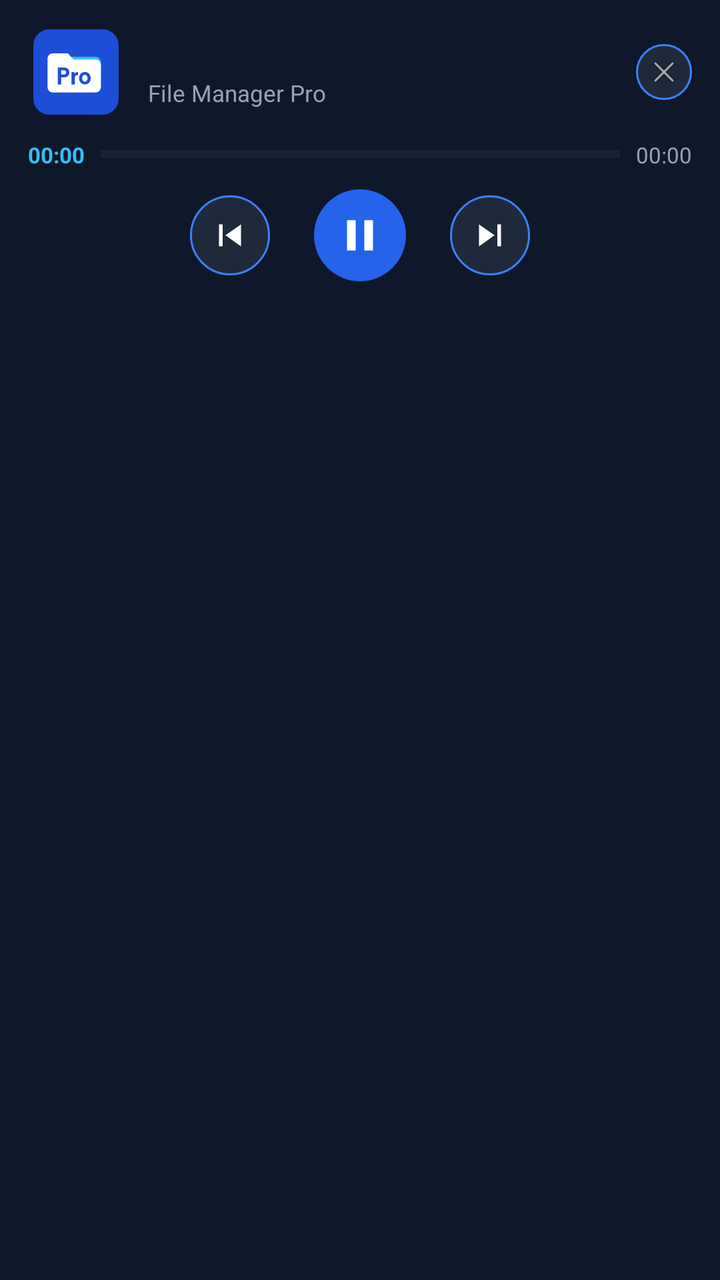
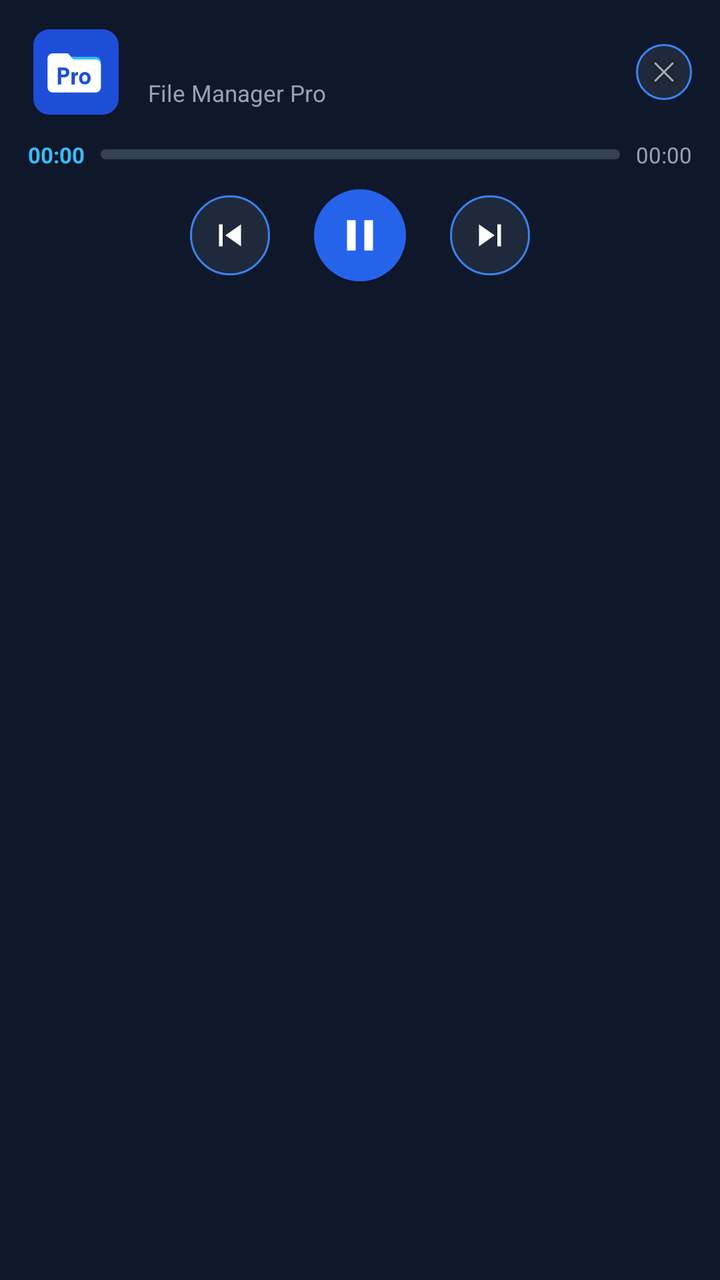

An Android layout rendered at two revisions. The XML below is the earlier revision; the diff shows what the commit changed to produce the second picture.
<!-- AndroidManifest.xml: application theme Theme.FileManagerPro -->
<!-- res/layout/notif_audio_expanded.xml -->
<?xml version="1.0" encoding="utf-8"?>
<LinearLayout xmlns:android="http://schemas.android.com/apk/res/android"
    android:id="@+id/notifRootExpanded"
    android:layout_width="match_parent"
    android:layout_height="wrap_content"
    android:background="#0F172A"
    android:layoutDirection="ltr"
    android:orientation="vertical"
    android:paddingStart="14dp"
    android:paddingTop="12dp"
    android:paddingEnd="14dp"
    android:paddingBottom="12dp">

    
    <LinearLayout
        android:layout_width="match_parent"
        android:layout_height="wrap_content"
        android:gravity="center_vertical"
        android:layoutDirection="ltr"
        android:orientation="horizontal">

        <ImageView
            android:id="@+id/ivNotifArt"
            android:layout_width="48dp"
            android:layout_height="48dp"
            android:scaleType="centerCrop"
            android:src="@drawable/ic_app_logo" />

        <LinearLayout
            android:layout_width="0dp"
            android:layout_height="wrap_content"
            android:layout_marginLeft="12dp"
            android:layout_marginRight="8dp"
            android:layout_weight="1"
            android:orientation="vertical">

            <TextView
                android:id="@+id/tvNotifTitle"
                android:layout_width="match_parent"
                android:layout_height="wrap_content"
                android:ellipsize="end"
                android:maxLines="1"
                android:textColor="#FFFFFF"
                android:textDirection="anyRtl"
                android:textSize="14sp"
                android:textStyle="bold" />

            <TextView
                android:id="@+id/tvNotifSub"
                android:layout_width="match_parent"
                android:layout_height="wrap_content"
                android:layout_marginTop="2dp"
                android:ellipsize="end"
                android:maxLines="1"
                android:text="File Manager Pro"
                android:textColor="#94A3B8"
                android:textDirection="ltr"
                android:textSize="11.5sp" />
        </LinearLayout>

        <ImageButton
            android:id="@+id/btnNotifClose"
            android:layout_width="28dp"
            android:layout_height="28dp"
            android:background="@drawable/bg_notif_btn"
            android:contentDescription="עצור"
            android:padding="5dp"
            android:scaleType="fitCenter"
            android:src="@android:drawable/ic_menu_close_clear_cancel" />
    </LinearLayout>

    
    <LinearLayout
        android:layout_width="match_parent"
        android:layout_height="wrap_content"
        android:layout_marginTop="10dp"
        android:gravity="center_vertical"
        android:layoutDirection="ltr"
        android:orientation="horizontal">

        <TextView
            android:id="@+id/tvNotifPos"
            android:layout_width="wrap_content"
            android:layout_height="wrap_content"
            android:text="00:00"
            android:textColor="#38BDF8"
            android:textSize="11sp"
            android:textStyle="bold" />

        <ProgressBar
            android:id="@+id/pbNotifProgress"
            style="?android:attr/progressBarStyleHorizontal"
            android:layout_width="0dp"
            android:layout_height="5dp"
            android:layout_marginLeft="8dp"
            android:layout_marginRight="8dp"
            android:layout_weight="1"
            android:layoutDirection="ltr"
            android:max="1000"
            android:progress="0"
            android:progressBackgroundTint="#334155"
            android:progressTint="#38BDF8" />

        <TextView
            android:id="@+id/tvNotifDur"
            android:layout_width="wrap_content"
            android:layout_height="wrap_content"
            android:text="00:00"
            android:textColor="#94A3B8"
            android:textSize="11sp" />
    </LinearLayout>

    
    <LinearLayout
        android:layout_width="match_parent"
        android:layout_height="wrap_content"
        android:layout_marginTop="10dp"
        android:gravity="center"
        android:layoutDirection="ltr"
        android:orientation="horizontal">

        <ImageButton
            android:id="@+id/btnNotifPrev"
            android:layout_width="40dp"
            android:layout_height="40dp"
            android:background="@drawable/bg_notif_btn"
            android:contentDescription="הקודם"
            android:padding="9dp"
            android:scaleType="fitCenter"
            android:src="@drawable/ic_skip_prev" />

        <ImageButton
            android:id="@+id/btnNotifPlayPause"
            android:layout_width="46dp"
            android:layout_height="46dp"
            android:layout_marginLeft="22dp"
            android:layout_marginRight="22dp"
            android:background="@drawable/bg_notif_btn_primary"
            android:contentDescription="השהה"
            android:padding="10dp"
            android:scaleType="fitCenter"
            android:src="@drawable/ic_pause" />

        <ImageButton
            android:id="@+id/btnNotifNext"
            android:layout_width="40dp"
            android:layout_height="40dp"
            android:background="@drawable/bg_notif_btn"
            android:contentDescription="הבא"
            android:padding="9dp"
            android:scaleType="fitCenter"
            android:src="@drawable/ic_skip_next" />
    </LinearLayout>
</LinearLayout>
<!-- resources referenced by this layout -->
<resources>
  <!-- drawable bg_notif_btn (drawable) -->
  <?xml version="1.0" encoding="utf-8"?>
  <shape xmlns:android="http://schemas.android.com/apk/res/android"
      android:shape="oval">
      <solid android:color="#1E293B" />
      <stroke
          android:width="1dp"
          android:color="#3B82F6" />
  </shape>
  <!-- drawable bg_notif_btn_primary (drawable) -->
  <?xml version="1.0" encoding="utf-8"?>
  <shape xmlns:android="http://schemas.android.com/apk/res/android"
      android:shape="oval">
      <solid android:color="#2563EB" />
  </shape>
  <!-- drawable ic_app_logo (drawable) -->
  <?xml version="1.0" encoding="utf-8"?>
  <vector xmlns:android="http://schemas.android.com/apk/res/android"
      android:width="48dp"
      android:height="48dp"
      android:viewportWidth="108"
      android:viewportHeight="108">
      <path
          android:fillColor="#1D4ED8"
          android:pathData="M24,6h60c9.9,0 18,8.1 18,18v60c0,9.9 -8.1,18 -18,18H24c-9.9,0 -18,-8.1 -18,-18V24C6,14.1 14.1,6 24,6z" />
      <path
          android:fillColor="#38BDF8"
          android:pathData="M34,37h42c3.3,0 6,2.7 6,6v26c0,3.3 -2.7,6 -6,6H34c-3.3,0 -6,-2.7 -6,-6V43C28,39.7 30.7,37 34,37z" />
      <path
          android:fillColor="#FFFFFF"
          android:pathData="M28,33h17l6,7h25c3.3,0 6,2.7 6,6v25c0,3.3 -2.7,6 -6,6H28c-3.3,0 -6,-2.7 -6,-6V39C22,35.7 24.7,33 28,33z" />
      <path
          android:fillColor="#1D4ED8"
          android:fillType="evenOdd"
          android:pathData="M33.5,49h7.3c3.4,0 5.7,2.2 5.7,5.5c0,3.3 -2.3,5.5 -5.7,5.5h-3.5v8h-3.8V49zM37.3,52.1h3.1c1.5,0 2.4,0.9 2.4,2.4c0,1.5 -0.9,2.4 -2.4,2.4h-3.1V52.1zM49.0,54.2h3.4v2.0c0.8,-1.5 2.1,-2.2 3.8,-2.2v3.5h-0.6c-1.9,0 -3.0,1.0 -3.0,3.0v7.5h-3.6V54.2zM64.0,54.0c3.8,0 6.5,2.9 6.5,7.0c0,4.1 -2.7,7.0 -6.5,7.0c-3.8,0 -6.5,-2.9 -6.5,-7.0C57.5,56.9 60.2,54.0 64.0,54.0zM64.0,57.1c-1.8,0 -3.0,1.6 -3.0,3.9c0,2.3 1.2,3.9 3.0,3.9c1.8,0 3.0,-1.6 3.0,-3.9C67.0,58.7 65.8,57.1 64.0,57.1z" />
  </vector>
  <!-- drawable ic_pause (drawable) -->
  <?xml version="1.0" encoding="utf-8"?>
  <vector xmlns:android="http://schemas.android.com/apk/res/android"
      android:width="24dp"
      android:height="24dp"
      android:viewportWidth="24"
      android:viewportHeight="24">
      <path
          android:fillColor="#FFFFFF"
          android:pathData="M6,19h4V5H6v14zM14,5v14h4V5h-4z" />
  </vector>
  <!-- drawable ic_skip_next (drawable) -->
  <?xml version="1.0" encoding="utf-8"?>
  <vector xmlns:android="http://schemas.android.com/apk/res/android"
      android:width="24dp"
      android:height="24dp"
      android:viewportWidth="24"
      android:viewportHeight="24">
      <path
          android:fillColor="#FFFFFF"
          android:pathData="M6,18l8.5,-6L6,6v12zM16,6v12h2V6h-2z" />
  </vector>
  <!-- drawable ic_skip_prev (drawable) -->
  <?xml version="1.0" encoding="utf-8"?>
  <vector xmlns:android="http://schemas.android.com/apk/res/android"
      android:width="24dp"
      android:height="24dp"
      android:viewportWidth="24"
      android:viewportHeight="24">
      <path
          android:fillColor="#FFFFFF"
          android:pathData="M6,6h2v12H6V6zm3.5,6l8.5,6V6l-8.5,6z" />
  </vector>
  <style name="Theme.FileManagerPro" parent="Theme.MaterialComponents.DayNight.NoActionBar">
          <item name="colorPrimary">@color/blue_primary</item>
          <item name="colorPrimaryVariant">@color/blue_dark</item>
          <item name="colorOnPrimary">@color/white</item>
          <item name="colorSecondary">@color/blue_accent</item>
          <item name="android:statusBarColor">@color/blue_dark</item>
      </style>
  <color name="blue_primary">#1D4ED8</color>
  <color name="blue_dark">#1E3A8A</color>
  <color name="white">#FFFFFF</color>
  <color name="blue_accent">#3B82F6</color>
</resources>

<!-- the commit's change to res/layout/notif_audio_expanded.xml (unified diff, before → after) -->
@@ -58,11 +58,12 @@
                 android:textSize="11.5sp" />
         </LinearLayout>
 
-        <ImageButton
+        <ImageView
             android:id="@+id/btnNotifClose"
             android:layout_width="28dp"
             android:layout_height="28dp"
             android:background="@drawable/bg_notif_btn"
+            android:clickable="true"
             android:contentDescription="עצור"
             android:padding="5dp"
             android:scaleType="fitCenter"
@@ -89,7 +90,7 @@
 
         <ProgressBar
             android:id="@+id/pbNotifProgress"
-            style="?android:attr/progressBarStyleHorizontal"
+            style="@android:style/Widget.ProgressBar.Horizontal"
             android:layout_width="0dp"
             android:layout_height="5dp"
             android:layout_marginLeft="8dp"
@@ -119,33 +120,36 @@
         android:layoutDirection="ltr"
         android:orientation="horizontal">
 
-        <ImageButton
+        <ImageView
             android:id="@+id/btnNotifPrev"
             android:layout_width="40dp"
             android:layout_height="40dp"
             android:background="@drawable/bg_notif_btn"
+            android:clickable="true"
             android:contentDescription="הקודם"
             android:padding="9dp"
             android:scaleType="fitCenter"
             android:src="@drawable/ic_skip_prev" />
 
-        <ImageButton
+        <ImageView
             android:id="@+id/btnNotifPlayPause"
             android:layout_width="46dp"
             android:layout_height="46dp"
             android:layout_marginLeft="22dp"
             android:layout_marginRight="22dp"
             android:background="@drawable/bg_notif_btn_primary"
+            android:clickable="true"
             android:contentDescription="השהה"
             android:padding="10dp"
             android:scaleType="fitCenter"
             android:src="@drawable/ic_pause" />
 
-        <ImageButton
+        <ImageView
             android:id="@+id/btnNotifNext"
             android:layout_width="40dp"
             android:layout_height="40dp"
             android:background="@drawable/bg_notif_btn"
+            android:clickable="true"
             android:contentDescription="הבא"
             android:padding="9dp"
             android:scaleType="fitCenter"
